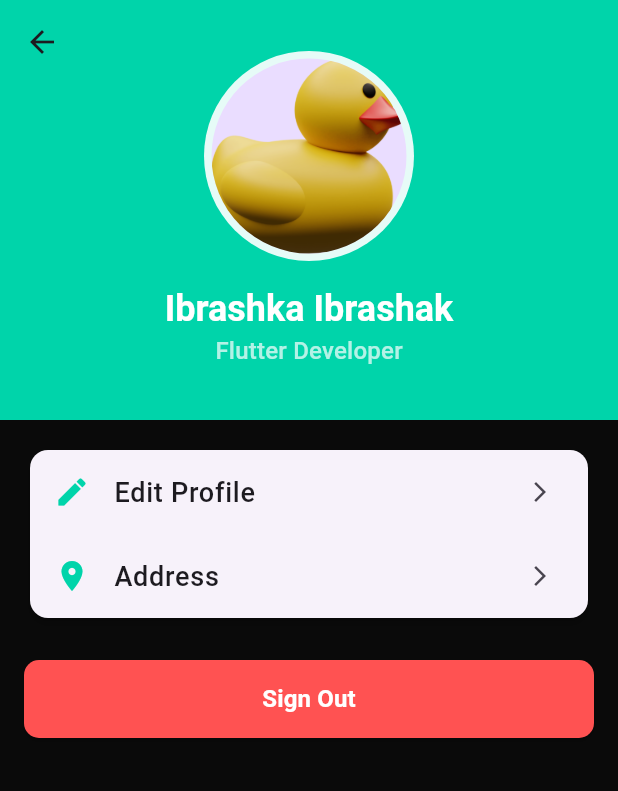
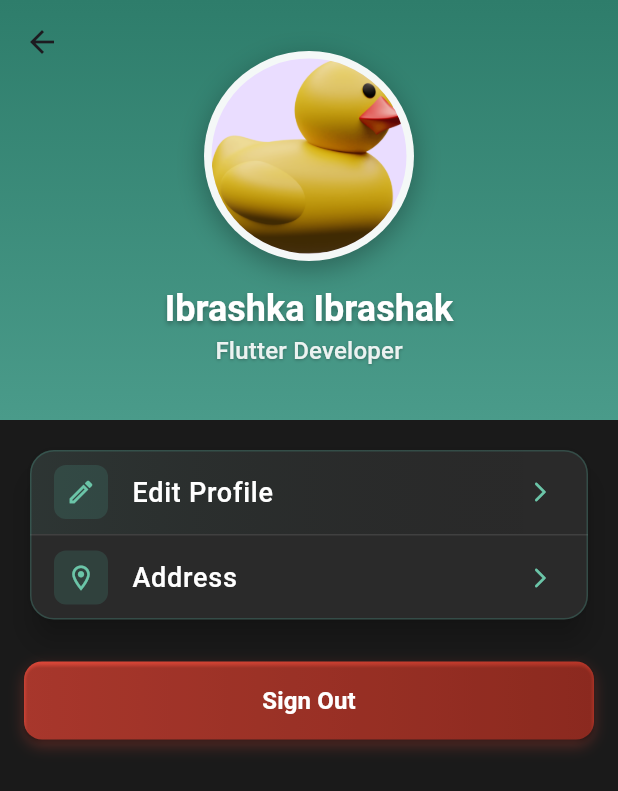
Before and after one commit to Ibr4gim/Barter, a Flutter app: the ProfileTabScreen screen opened directly, on a phone screen of 412 x 824 dp. Shown: the top 791 px of the screen. Run offline on Flutter 3.47's test engine with Material 3 defaults, Android fonts, the phone set to English and light mode, and no system bars; our stand-ins replace bloc, flutter_map, latlong2, pin_code_fields, shared_preferences; accounts and stored records are empty; project files that could hold a hidden picture were left out.

Commit message:
edit profile screen

```diff
--- a/lib/presentation/screens/auth/auth_screen.dart
+++ b/lib/presentation/screens/auth/auth_screen.dart
@@ -17,7 +17,7 @@ class AuthScreen extends StatelessWidget {
             Align(
               alignment: Alignment.topLeft,
               child: Image.asset(
-                'assets/images/birJolLogo.png',
+                'assets/images/duck.png',
                 width: 46,
                 height: 46,
               ),
--- a/lib/presentation/screens/tabs/profile_tab_screen.dart
+++ b/lib/presentation/screens/tabs/profile_tab_screen.dart
@@ -9,24 +9,40 @@ class ProfileTabScreen extends StatelessWidget {
   @override
   Widget build(BuildContext context) {
     return Scaffold(
-      backgroundColor: Color(0xFF0A0A0A),
+      backgroundColor: const Color(0xFF1A1A1A),
       body: CustomScrollView(
         slivers: [
           SliverAppBar(
             expandedHeight: 280,
             flexibleSpace: FlexibleSpaceBar(
               background: Container(
-                color: Color(0xFF00D4AA),
+                decoration: const BoxDecoration(
+                  gradient: LinearGradient(
+                    begin: Alignment.topCenter,
+                    end: Alignment.bottomCenter,
+                    colors: [Color(0xFF2E7D6B), Color(0xFF4A9B8A)],
+                  ),
+                ),
                 child: Column(
                   mainAxisAlignment: MainAxisAlignment.center,
                   children: [
-                    CircleAvatar(
+                    Container(
+                      decoration: BoxDecoration(
+                        shape: BoxShape.circle,
+                        boxShadow: [
+                          BoxShadow(
+                            color: Colors.black.withOpacity(0.3),
+                            blurRadius: 15,
+                            offset: const Offset(0, 5),
+                          ),
+                        ],
+                      ),
+                      child: CircleAvatar(
                         radius: 70,
-                      backgroundColor: Colors.white.withOpacity(0.9),
-                      child: CircleAvatar(
+                        backgroundColor: Colors.white.withOpacity(0.95),
+                        child: const CircleAvatar(
                           radius: 65,
-                        backgroundImage: const AssetImage(
-                          'assets/images/duck.png',
+                          backgroundImage: AssetImage('assets/images/duck.png'),
                         ),
                       ),
                     ),
@@ -38,13 +54,27 @@ class ProfileTabScreen extends StatelessWidget {
                       ).textTheme.headlineSmall?.copyWith(
                         color: Colors.white,
                         fontWeight: FontWeight.bold,
+                        shadows: [
+                          Shadow(
+                            color: Colors.black.withOpacity(0.3),
+                            offset: const Offset(0, 2),
+                            blurRadius: 4,
+                          ),
+                        ],
                       ),
                     ),
                     Text(
                       'Flutter Developer',
-                      style: Theme.of(
-                        context,
-                      ).textTheme.titleMedium?.copyWith(color: Colors.white70),
+                      style: Theme.of(context).textTheme.titleMedium?.copyWith(
+                        color: Colors.white.withOpacity(0.9),
+                        shadows: [
+                          Shadow(
+                            color: Colors.black.withOpacity(0.3),
+                            offset: const Offset(0, 1),
+                            blurRadius: 2,
+                          ),
+                        ],
+                      ),
                     ),
                   ],
                 ),
@@ -57,52 +87,96 @@ class ProfileTabScreen extends StatelessWidget {
               child: Column(
                 children: [
                   Card(
-                    elevation: 2,
+                    elevation: 8,
+                    color: const Color(0xFF2A2A2A),
                     shape: RoundedRectangleBorder(
-                      borderRadius: BorderRadius.circular(12),
+                      borderRadius: BorderRadius.circular(16),
+                      side: BorderSide(
+                        color: const Color(0xFF4A9B8A).withOpacity(0.3),
+                        width: 1,
+                      ),
                     ),
                     child: Column(
                       children: [
-                        ListTile(
-                          leading: const Icon(
-                            Icons.edit,
-                            color: Color(0xFF00D4AA),
+                        Container(
+                          decoration: BoxDecoration(
+                            borderRadius: const BorderRadius.only(
+                              topLeft: Radius.circular(16),
+                              topRight: Radius.circular(16),
+                            ),
+                            gradient: LinearGradient(
+                              colors: [
+                                const Color(0xFF4A9B8A).withOpacity(0.1),
+                                Colors.transparent,
+                              ],
+                            ),
+                          ),
+                          child: ListTile(
+                            leading: Container(
+                              padding: const EdgeInsets.all(8),
+                              decoration: BoxDecoration(
+                                color: const Color(0xFF4A9B8A).withOpacity(0.2),
+                                borderRadius: BorderRadius.circular(8),
+                              ),
+                              child: const Icon(
+                                Icons.edit_outlined,
+                                color: Color(0xFF6BC5A8),
+                                size: 20,
+                              ),
                             ),
                             title: const Text(
                               'Edit Profile',
                               style: TextStyle(
                                 fontSize: 18,
                                 fontWeight: FontWeight.w500,
+                                color: Colors.white,
                               ),
                             ),
                             trailing: const Icon(
-                            Icons.arrow_forward_ios,
+                              Icons.arrow_forward_ios_rounded,
                               size: 16,
+                              color: Color(0xFF6BC5A8),
                             ),
                             onTap: () {
                               Navigator.push(
                                 context,
                                 MaterialPageRoute(
-                                builder: (context) => const EditProfileScreen(),
+                                  builder:
+                                      (context) => const EditProfileScreen(),
                                 ),
                               );
                             },
                           ),
+                        ),
+                        Divider(
+                          height: 1,
+                          color: Colors.white.withOpacity(0.1),
+                        ),
                         ListTile(
-                          leading: const Icon(
-                            Icons.location_on,
-                            color: Color(0xFF00D4AA),
+                          leading: Container(
+                            padding: const EdgeInsets.all(8),
+                            decoration: BoxDecoration(
+                              color: const Color(0xFF4A9B8A).withOpacity(0.2),
+                              borderRadius: BorderRadius.circular(8),
+                            ),
+                            child: const Icon(
+                              Icons.location_on_outlined,
+                              color: Color(0xFF6BC5A8),
+                              size: 20,
+                            ),
                           ),
                           title: const Text(
                             'Address',
                             style: TextStyle(
                               fontSize: 18,
                               fontWeight: FontWeight.w500,
+                              color: Colors.white,
                             ),
                           ),
                           trailing: const Icon(
-                            Icons.arrow_forward_ios,
+                            Icons.arrow_forward_ios_rounded,
                             size: 16,
+                            color: Color(0xFF6BC5A8),
                           ),
                           onTap: () {
                             Navigator.push(
@@ -117,11 +191,26 @@ class ProfileTabScreen extends StatelessWidget {
                     ),
                   ),
                   const SizedBox(height: 24),
-                  CustomButton(
+                  Container(
+                    decoration: BoxDecoration(
+                      borderRadius: BorderRadius.circular(12),
+                      gradient: const LinearGradient(
+                        colors: [Color(0xFFE74C3C), Color(0xFFC0392B)],
+                      ),
+                      boxShadow: [
+                        BoxShadow(
+                          color: const Color(0xFFE74C3C).withOpacity(0.3),
+                          blurRadius: 8,
+                          offset: const Offset(0, 4),
+                        ),
+                      ],
+                    ),
+                    child: CustomButton(
                       text: 'Sign Out',
-                    backgroundColor: Colors.redAccent,
+                      backgroundColor: Colors.transparent,
                       textColor: Colors.white,
                       onPressed: () {},
+                    ),
                   ),
                 ],
               ),
--- a/lib/presentation/widgets/search_controls.dart
+++ b/lib/presentation/widgets/search_controls.dart
@@ -1,5 +1,4 @@
 import 'package:flutter/material.dart';
-import 'ride_type_selector.dart';
 
 class SearchControls extends StatelessWidget {
   final TextEditingController fromController;
@@ -54,11 +53,6 @@ class SearchControls extends StatelessWidget {
               ],
             ),
           ),
-          const SizedBox(height: 16),
-          RideTypeSelector(
-            selectedRideType: selectedRideType,
-            onRideTypeChanged: onRideTypeChanged,
-          ),
         ],
       ),
     );
```
Also changed, not shown: lib/presentation/screens/tabs/search_screen.dart (+9 -0 lines), lib/presentation/widgets/ride_type_selector.dart (deleted, +0 -74 lines). Lines whose indentation alone changed are shown as unchanged.
